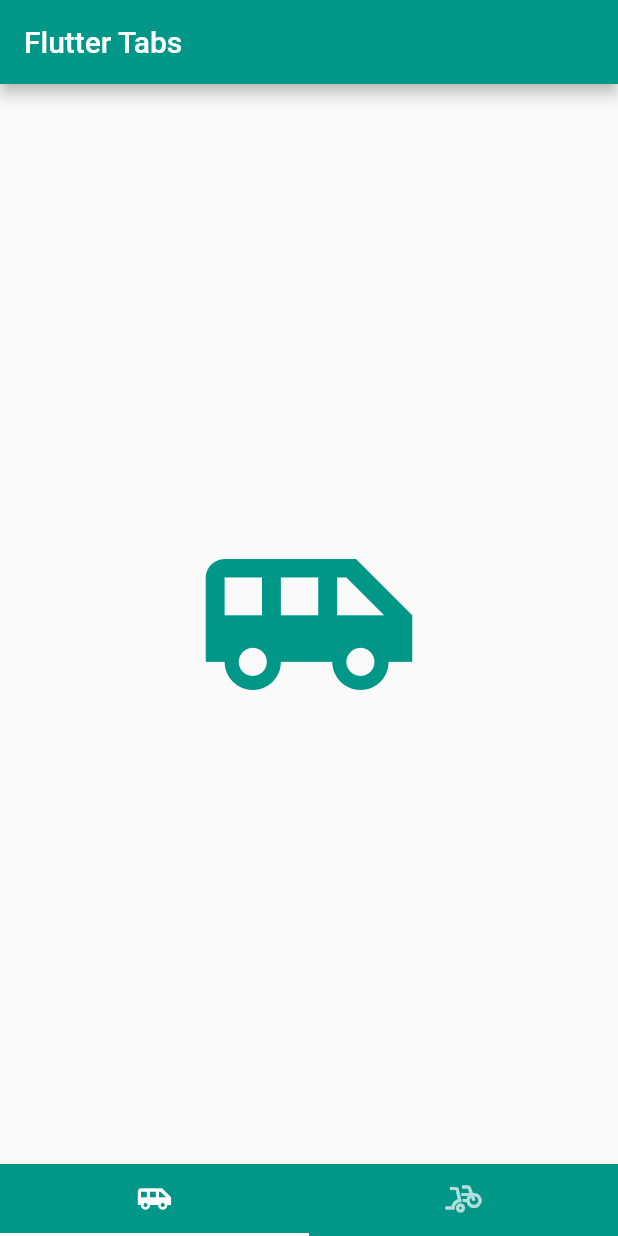
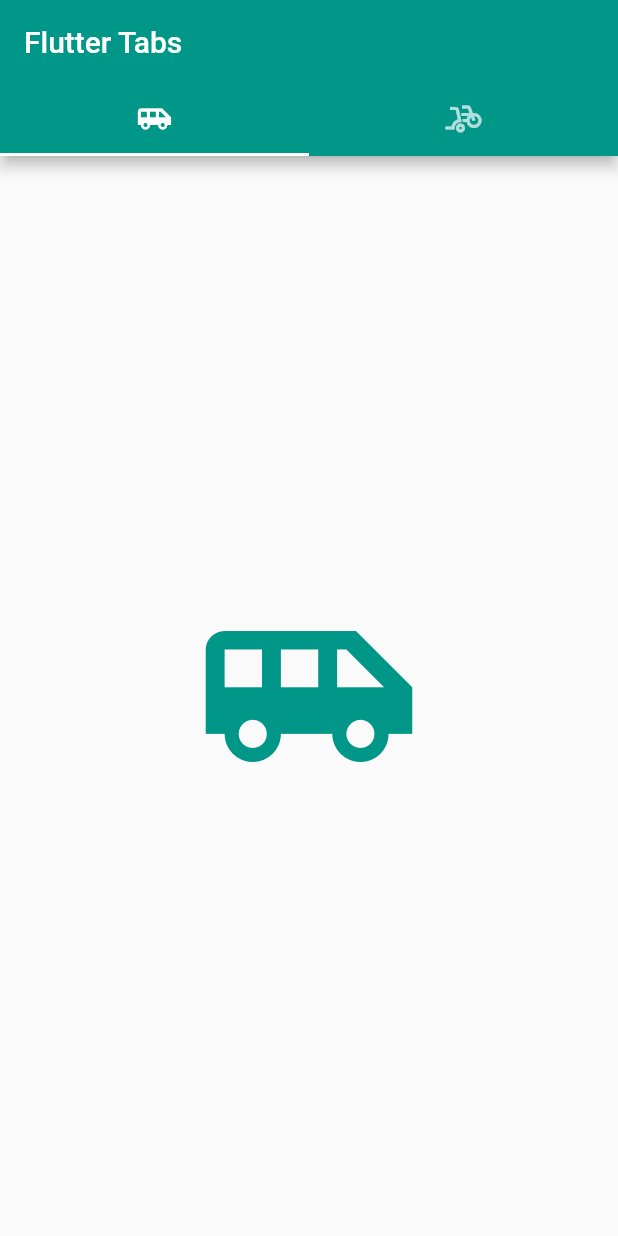
Before and after one commit to moses-20/fancy-flutter, a Flutter app: the screen it shows after launch, on a phone screen of 412 x 824 dp. Run offline on Flutter 3.47's test engine with Material 2 defaults, Android fonts, the phone set to English and light mode, and no system bars.

Commit message:
appbar with tabs

```diff
--- a/lib/routes/flu_tabs.dart
+++ b/lib/routes/flu_tabs.dart
@@ -39,10 +39,7 @@ class _FlutabsState extends State<Flutabs> with SingleTickerProviderStateMixin {
       appBar: AppBar(
         title: Text('Flutter Tabs'),
         backgroundColor: Colors.teal,
-      ),
-      bottomNavigationBar: Material(
-        color: Colors.teal,
-        child: tabBar,
+        bottom: tabBar,
       ),
       body: TabBarView(
         controller: controller,
```
